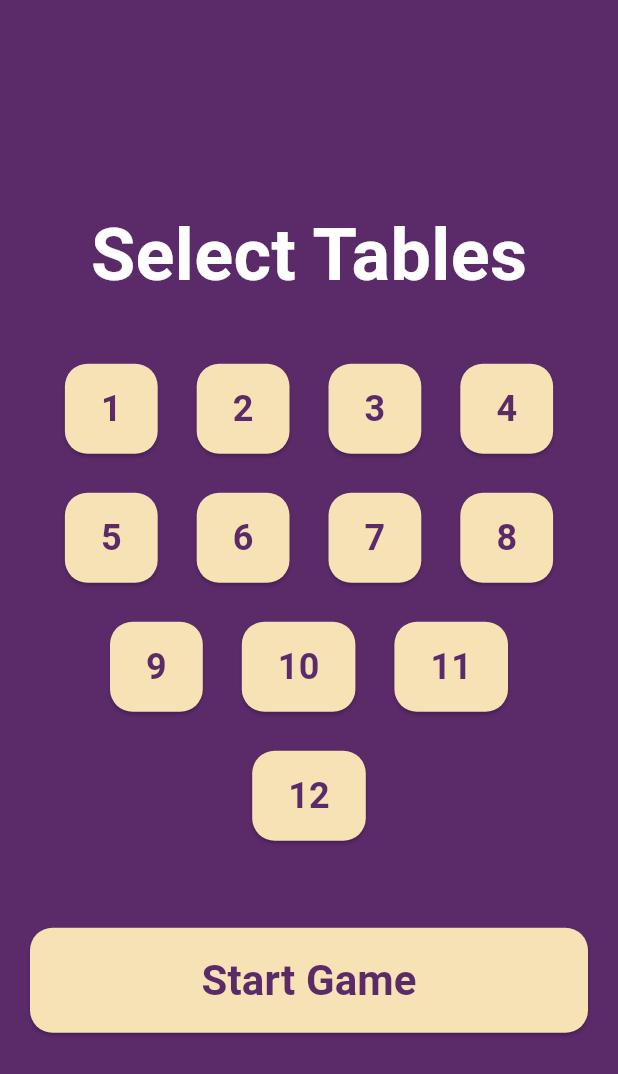
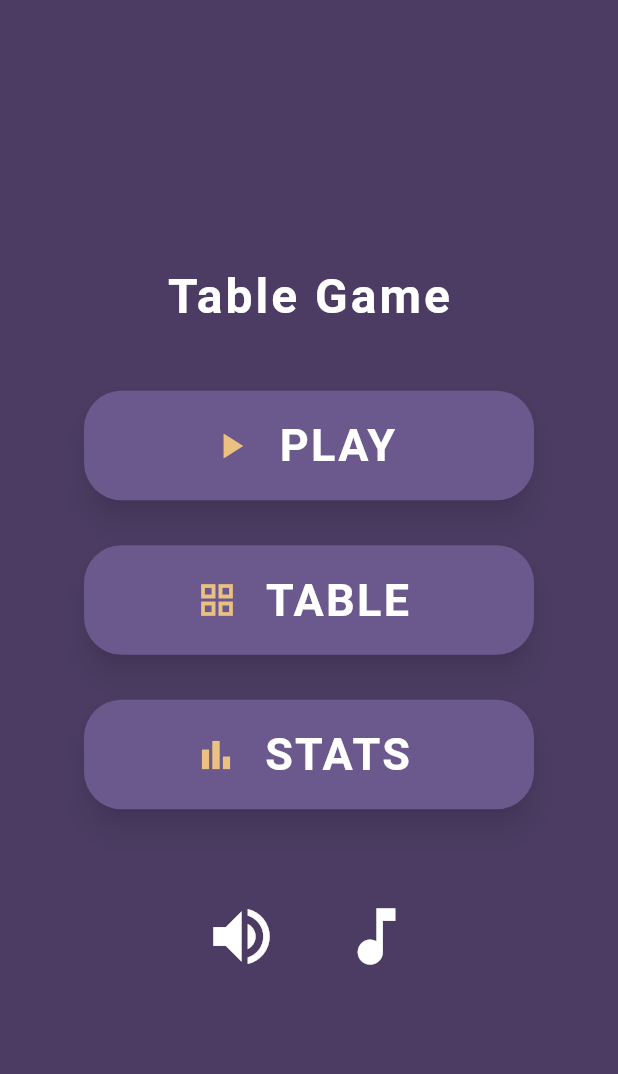
Before and after one commit to himal-13/table-game, a Flutter app: the screen it shows after launch, on a phone screen of 412 x 824 dp. Shown: the top 1074 px of the screen. Run offline on Flutter 3.47's test engine with Material 3 defaults, Android fonts, the phone set to English and light mode, and no system bars; our stand-ins replace shared_preferences.

Commit message:
Implement HomePage and StatsPage with navigation and game statistics functionality

```diff
--- /dev/null
+++ b/table_game/lib/home_page.dart
@@ -0,0 +1,138 @@
+import 'package:flutter/material.dart';
+import 'package:table_game/pages/play_menu.dart';
+
+class HomePage extends StatelessWidget {
+  const HomePage({super.key});
+
+  @override
+  Widget build(BuildContext context) {
+    // A dark purple color that matches the image
+    const Color cardColor = Color(0xFF4C3C63);
+    const Color buttonColor = Color(0xFF6B588D);
+    const Color iconColor = Color(0xFFEBC182);
+
+    return Scaffold(
+      backgroundColor: cardColor, // The background of the whole app screen
+      body: Center(
+        child: Column(
+          mainAxisSize: MainAxisSize.min,
+          children: [
+            // Welcome Text
+            Text(
+              'Table Game',
+              style: TextStyle(
+                color: Colors.white,
+                fontSize: 32,
+                fontWeight: FontWeight.bold,
+                letterSpacing: 2.0,
+              ),
+            ),
+            SizedBox(height: 40),
+
+            // Play Button
+            CustomElevatedButton(
+              onPressed: () {
+                Navigator.push(
+                  context,
+                  MaterialPageRoute(builder: (context) => PlayMenu()),
+                );
+              },
+              icon: Icons.play_arrow,
+              text: 'PLAY',
+              buttonColor: buttonColor,
+              iconColor: iconColor,
+            ),
+            SizedBox(height: 30),
+
+            // Table Button
+            CustomElevatedButton(
+              onPressed: (){},
+              icon: Icons.grid_view,
+              text: 'TABLE',
+              buttonColor: buttonColor,
+              iconColor: iconColor,
+            ),
+            SizedBox(height: 30),
+
+            // Stats Button
+            CustomElevatedButton(
+              onPressed: (){},
+              icon: Icons.bar_chart,
+              text: 'STATS',
+              buttonColor: buttonColor,
+              iconColor: iconColor,
+            ),
+            SizedBox(height: 60),
+
+            // Bottom Icons Row
+            Row(
+              mainAxisAlignment: MainAxisAlignment.center,
+              children: [
+                Icon(Icons.volume_up, color: Colors.white, size: 50),
+                SizedBox(width: 40),
+                Icon(Icons.music_note, color: Colors.white, size: 50),
+              ],
+            ),
+          ],
+        ),
+      ),
+    );
+  }
+}
+
+// A custom button widget to reduce code repetition and make the UI cleaner
+class CustomElevatedButton extends StatelessWidget {
+  final IconData icon;
+  final String text;
+  final Color buttonColor;
+  final Color iconColor;
+  final VoidCallback onPressed;
+
+  const CustomElevatedButton({
+    super.key,
+    required this.icon,
+    required this.text,
+    required this.buttonColor,
+    required this.iconColor,
+    required this.onPressed,
+  });
+
+  @override
+  Widget build(BuildContext context) {
+    return SizedBox(
+      width: 300,
+      child: ElevatedButton.icon(
+        onPressed: () {
+          onPressed();
+        },
+        icon: Padding(
+          padding: const EdgeInsets.only(left: 10.0),
+          child: Icon(icon, color: iconColor, size: 28),
+        ),
+        label: Padding(
+          padding: const EdgeInsets.symmetric(horizontal: 10, vertical: 15.0),
+          child: Text(
+            text,
+            style: const TextStyle(
+              color: Colors.white,
+              fontSize: 30,
+              fontWeight: FontWeight.w700,
+              letterSpacing: 1.5,
+            ),
+          ),
+        ),
+        style: ElevatedButton.styleFrom(
+          backgroundColor: buttonColor,
+          shape: RoundedRectangleBorder(
+            borderRadius: BorderRadius.circular(25),
+          ),
+          shadowColor: const Color.fromARGB(134, 0, 0, 0),
+          elevation: 8,
+          minimumSize: const Size(double.infinity, 70), // Full width button
+
+          alignment: Alignment.center, // Align content to the left
+        ),
+      ),
+    );
+  }
+}
--- a/table_game/lib/main.dart
+++ b/table_game/lib/main.dart
@@ -1,6 +1,5 @@
 import 'package:flutter/material.dart';
-
-import 'package:table_game/pages/play_menu.dart';
+import 'package:table_game/home_page.dart';
 
 void main() {
   runApp(const MyApp());
@@ -28,7 +27,7 @@ class MyApp extends StatelessWidget {
         scaffoldBackgroundColor: darkPurple,
       ),
       // The app now starts with the MenuPage
-      home: const PlayMenu(),
+      home: const HomePage(),
     );
   }
 }
--- a/table_game/pubspec.yaml
+++ b/table_game/pubspec.yaml
@@ -34,6 +34,7 @@ dependencies:
   # The following adds the Cupertino Icons font to your application.
   # Use with the CupertinoIcons class for iOS style icons.
   cupertino_icons: ^1.0.8
+  shared_preferences: ^2.5.3
 
 dev_dependencies:
   flutter_test:
```
Also changed, not shown: table_game/lib/pages/game_page.dart (+43 -15 lines), table_game/lib/pages/stats_page.dart (added, +132 -0 lines), table_game/pubspec.lock, 1 other file.
